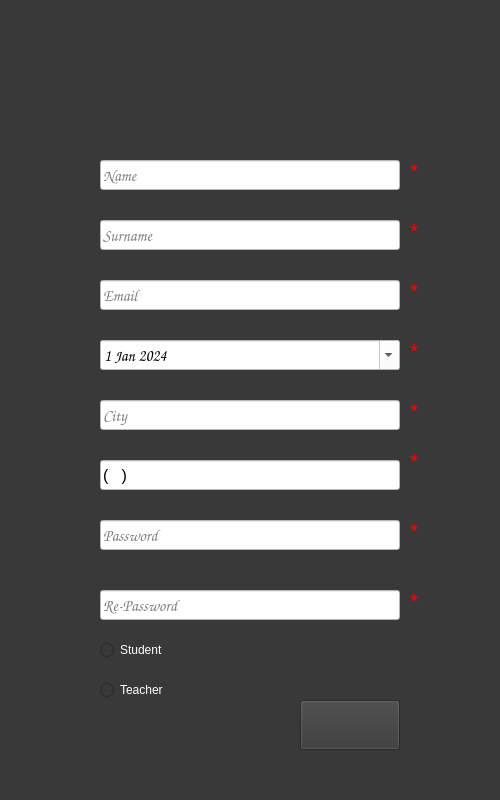
The window that sign/signup_screen.ui (Melike17/school_update) describes before a commit, drawn with Qt 5.
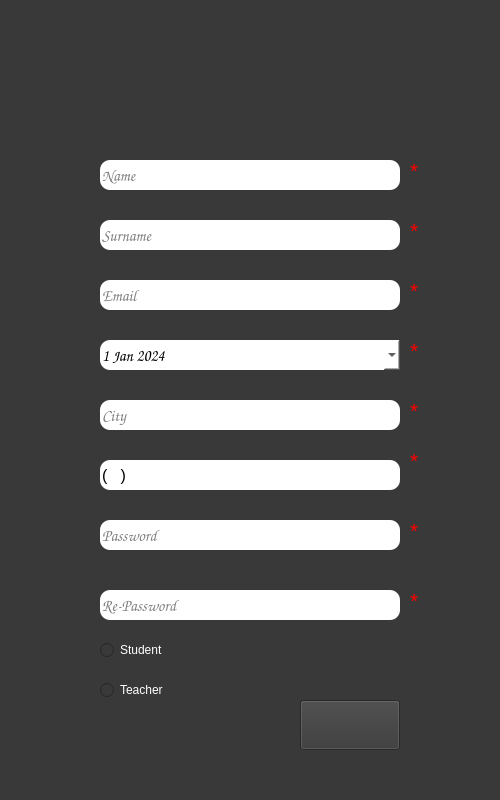
The same window after the commit. Icons and pictures are not drawn.

The edit to the form file:
```diff
--- a/sign/signup_screen.ui
+++ b/sign/signup_screen.ui
@@ -57,7 +57,7 @@
     </font>
    </property>
    <property name="styleSheet">
-    <string notr="true">
+    <string notr="true">border-radius:10px;
 background-color: rgb(255, 255, 255);</string>
    </property>
    <property name="placeholderText">
@@ -92,7 +92,9 @@
     </font>
    </property>
    <property name="styleSheet">
-    <string notr="true">background-color: rgb(255, 255, 255);</string>
+    <string notr="true">background-color: rgb(255, 255, 255);
+border-radius:10px;
+</string>
    </property>
    <property name="placeholderText">
     <string>Surname</string>
@@ -132,7 +134,8 @@
     </font>
    </property>
    <property name="styleSheet">
-    <string notr="true">background-color: rgb(255, 255, 255);</string>
+    <string notr="true">background-color: rgb(255, 255, 255);
+border-radius:10px;</string>
    </property>
    <property name="placeholderText">
     <string>City</string>
@@ -166,7 +169,8 @@
     </font>
    </property>
    <property name="styleSheet">
-    <string notr="true">background-color: rgb(255, 255, 255);</string>
+    <string notr="true">background-color: rgb(255, 255, 255);
+border-radius:10px;</string>
    </property>
    <property name="placeholderText">
     <string>Email</string>
@@ -200,7 +204,8 @@
     </font>
    </property>
    <property name="styleSheet">
-    <string notr="true">background-color: rgb(255, 255, 255);</string>
+    <string notr="true">background-color: rgb(255, 255, 255);
+border-radius:10px;</string>
    </property>
    <property name="maxLength">
     <number>8</number>
@@ -240,7 +245,8 @@
     </font>
    </property>
    <property name="styleSheet">
-    <string notr="true">background-color: rgb(255, 255, 255);</string>
+    <string notr="true">background-color: rgb(255, 255, 255);
+border-radius:10px;</string>
    </property>
    <property name="maxLength">
     <number>8</number>
@@ -326,7 +332,8 @@
     </font>
    </property>
    <property name="styleSheet">
-    <string notr="true">background-color: rgb(255, 255, 255);</string>
+    <string notr="true">background-color: rgb(255, 255, 255);
+border-radius:10px;</string>
    </property>
    <property name="inputMask">
     <string>(999)999 99 99</string>
@@ -363,7 +370,8 @@
     </font>
    </property>
    <property name="styleSheet">
-    <string notr="true">background-color: rgb(255, 255, 255);</string>
+    <string notr="true">background-color: rgb(255, 255, 255);
+border-radius:10px;</string>
    </property>
    <property name="minimumDate">
     <date>
```
